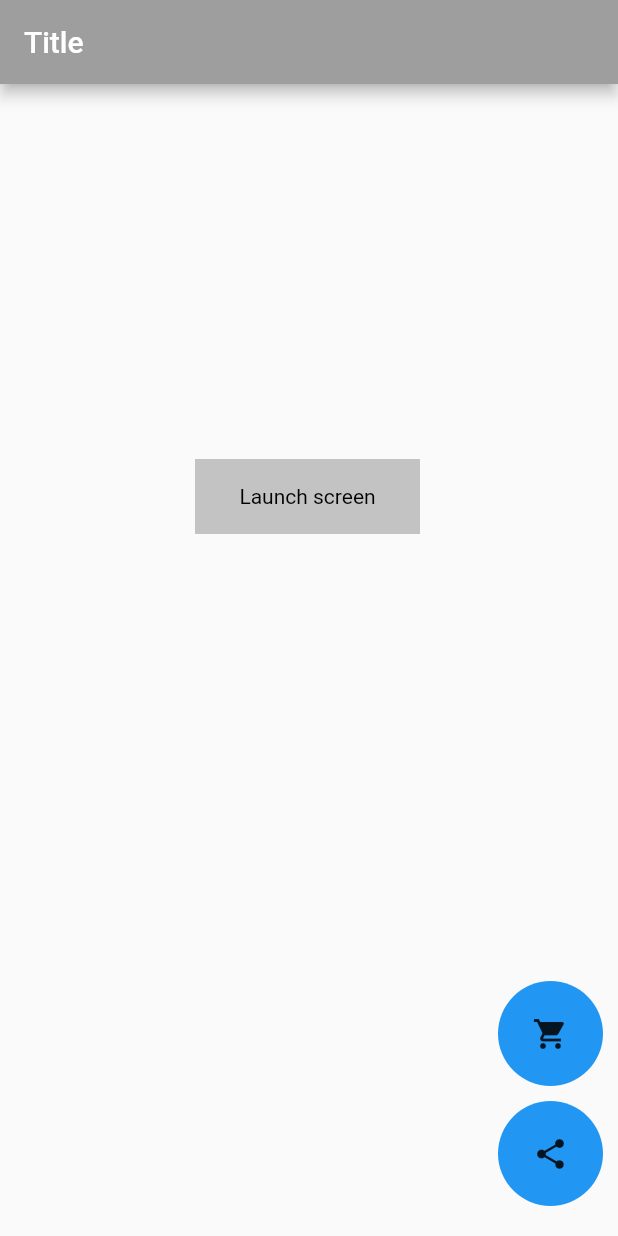
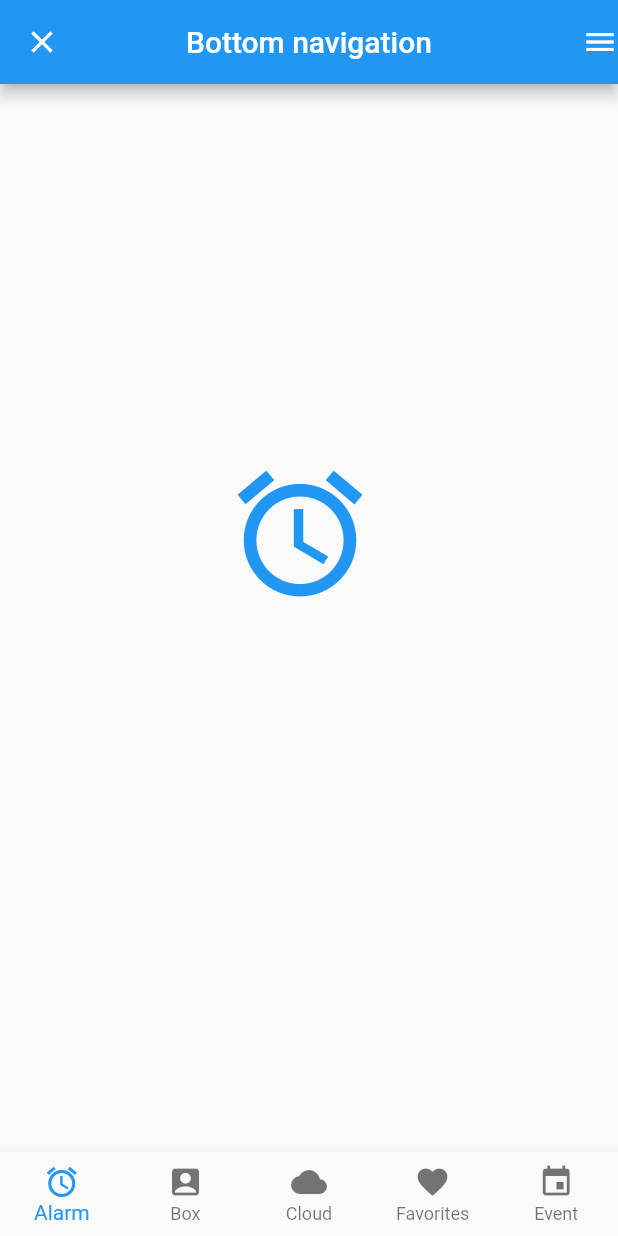
Before and after one commit to sardorergashaliyev/5-Homework, a Flutter app: the screen it shows after launch, on a phone screen of 412 x 824 dp. Run offline on Flutter 3.47's test engine with Material 2 defaults, Android fonts, the phone set to English and light mode, and no system bars.

Commit message:
Homework 2

```diff
--- /dev/null
+++ b/lib/5.2.dart
@@ -0,0 +1,45 @@
+import 'package:flutter/material.dart';
+
+class Ikkinchi extends StatelessWidget {
+  const Ikkinchi({super.key});
+
+  // This widget is the root of your application.
+  @override
+  Widget build(BuildContext context) {
+    return MaterialApp(
+      home: Scaffold(
+        bottomNavigationBar: BottomNavigationBar(
+            type: BottomNavigationBarType.fixed,
+            items: const [
+              BottomNavigationBarItem(icon: Icon(Icons.alarm), label: 'Alarm'),
+              BottomNavigationBarItem(
+                  icon: Icon(Icons.account_box), label: 'Box'),
+              BottomNavigationBarItem(icon: Icon(Icons.cloud), label: 'Cloud'),
+              BottomNavigationBarItem(
+                  icon: Icon(Icons.favorite), label: 'Favorites'),
+              BottomNavigationBarItem(icon: Icon(Icons.event), label: 'Event'),
+            ]),
+        appBar: AppBar(
+          title: const Text('Bottom navigation'),
+          backgroundColor: Colors.blue,
+          leading: const Icon(
+            Icons.close,
+          ),
+          actions: const [Icon(Icons.menu)],
+          centerTitle: true,
+        ),
+        body: Container(
+          height: 100,
+          width: 100,
+          color: const Color.fromARGB(0, 0, 0, 0),
+          margin: const EdgeInsets.only(top: 250, left: 150),
+          child: const Icon(
+            Icons.alarm,
+            color: Colors.blue,
+            size: 100,
+          ),
+        ),
+      ),
+    );
+  }
+}
--- a/lib/main.dart
+++ b/lib/main.dart
@@ -1,7 +1,8 @@
 import 'package:flutter/material.dart';
 
 import '5.1.dart';
+import '5.2.dart';
 
 void main() {
-  runApp(const Birinchi());
+  runApp(const Ikkinchi());
 }
```
